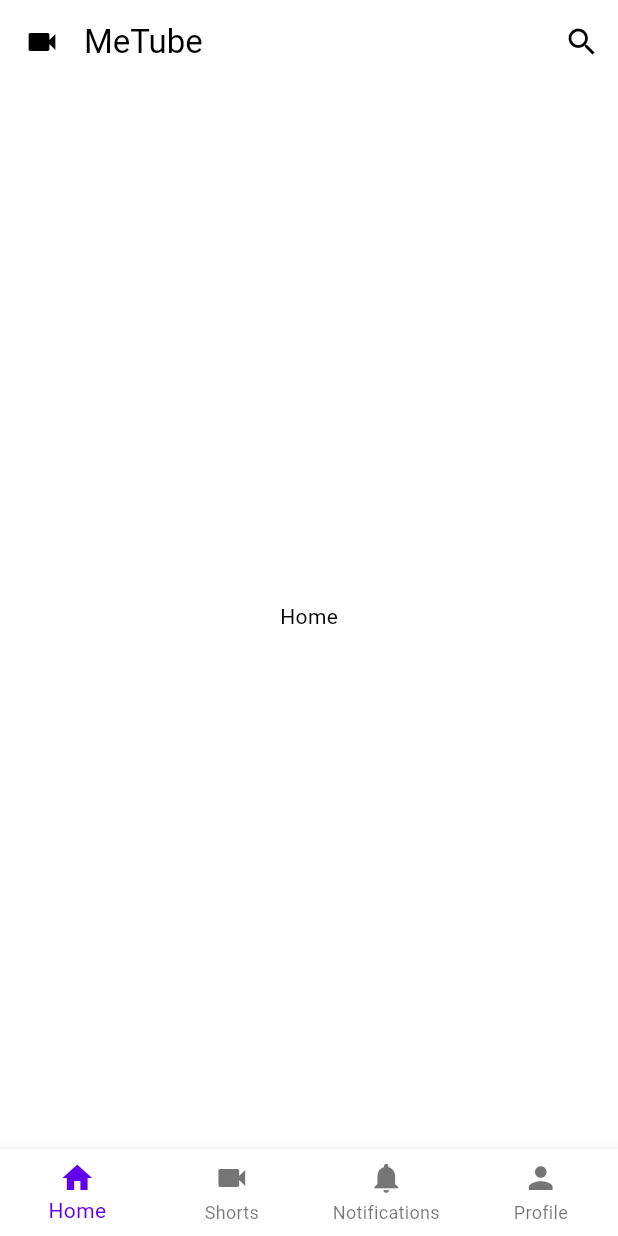
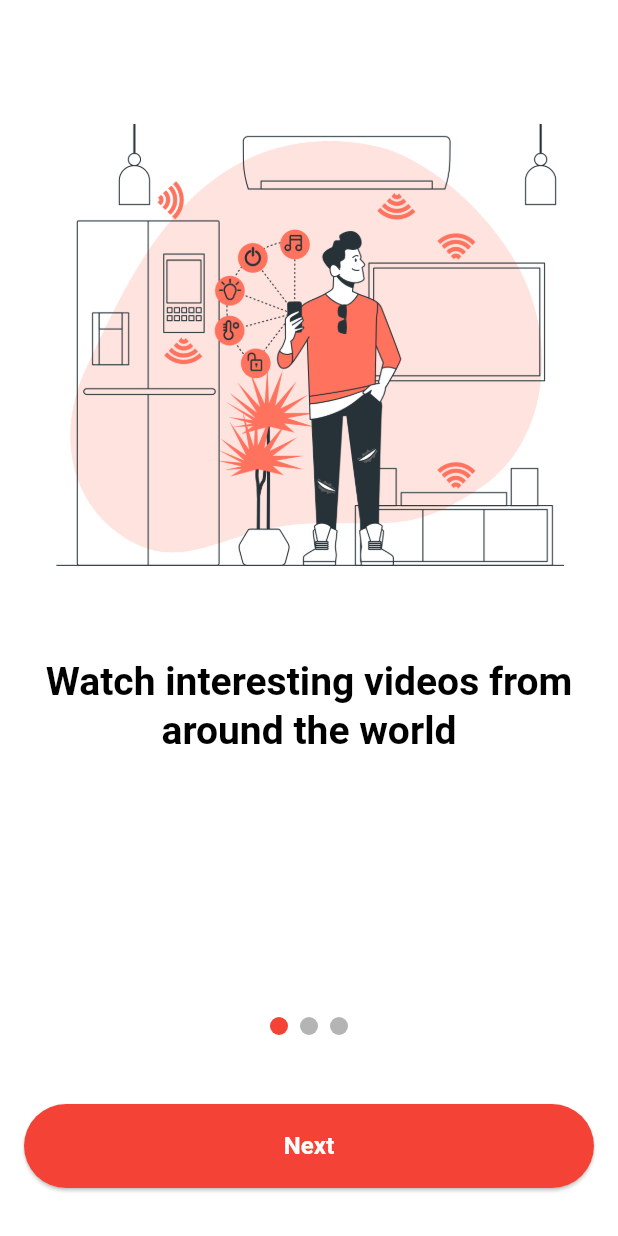
Before and after one commit to ntandat64dev/video-sharing-app, a Flutter app: the screen it shows after launch, on a phone screen of 412 x 824 dp. Run offline on Flutter 3.47's test engine with Material 3 defaults, Android fonts, the phone set to English and light mode, and no system bars.

Commit message:
Add WelcomeScreen

```diff
--- a/lib/main.dart
+++ b/lib/main.dart
@@ -1,7 +1,7 @@
 import 'package:flutter/material.dart';
-import 'package:video_sharing_app/representation/main_screen.dart';
 import 'package:video_sharing_app/representation/themes/dark_theme.dart';
 import 'package:video_sharing_app/representation/themes/light_theme.dart';
+import 'package:video_sharing_app/representation/welcome_screen.dart';
 
 void main() {
   runApp(const MyApp());
@@ -16,7 +16,7 @@ class MyApp extends StatelessWidget {
       debugShowCheckedModeBanner: false,
       theme: lightTheme,
       darkTheme: darkTheme,
-      home: const MainScreen(),
+      home: const WelcomeScreen(),
     );
   }
 }
--- /dev/null
+++ b/lib/representation/welcome_screen.dart
@@ -0,0 +1,130 @@
+import 'package:flutter/material.dart';
+import 'package:video_sharing_app/representation/main_screen.dart';
+
+class WelcomeScreen extends StatefulWidget {
+  const WelcomeScreen({super.key});
+
+  @override
+  State<WelcomeScreen> createState() => _WelcomeScreenState();
+}
+
+class _WelcomeScreenState extends State<WelcomeScreen> with TickerProviderStateMixin {
+  late PageController _pageViewController;
+  late TabController _tabController;
+  var _currentPageIndex = 0;
+
+  @override
+  void initState() {
+    super.initState();
+    _pageViewController = PageController(initialPage: _currentPageIndex);
+    _tabController = TabController(length: 3, vsync: this);
+  }
+
+  @override
+  void dispose() {
+    _pageViewController.dispose();
+    _tabController.dispose();
+    super.dispose();
+  }
+
+  @override
+  Widget build(BuildContext context) {
+    final backgroundColor = Theme.of(context).colorScheme.background;
+    return Scaffold(
+      appBar: AppBar(backgroundColor: backgroundColor),
+      backgroundColor: backgroundColor,
+      body: Column(
+        children: [
+          Expanded(
+            child: PageView(
+              physics: const NeverScrollableScrollPhysics(),
+              controller: _pageViewController,
+              children: <Widget>[
+                Container(
+                  color: backgroundColor,
+                  child: Column(
+                    children: [
+                      Image.asset('assets/images/smart_home_bro.png', width: 350),
+                      const SizedBox(height: 32),
+                      Text(
+                        'Watch interesting videos from around the world',
+                        textAlign: TextAlign.center,
+                        style: Theme.of(context).textTheme.titleLarge!.copyWith(
+                              fontSize: 26,
+                              fontWeight: FontWeight.bold,
+                            ),
+                      ),
+                    ],
+                  ),
+                ),
+                Container(
+                  color: backgroundColor,
+                  child: Column(
+                    children: [
+                      Image.asset('assets/images/smart_home_cuate.png', width: 350),
+                      const SizedBox(height: 32),
+                      Text(
+                        'Watch interesting videos easily from your smartphone',
+                        textAlign: TextAlign.center,
+                        style: Theme.of(context).textTheme.titleLarge!.copyWith(
+                              fontSize: 26,
+                              fontWeight: FontWeight.bold,
+                            ),
+                      ),
+                    ],
+                  ),
+                ),
+                Container(
+                  color: backgroundColor,
+                  child: Column(
+                    children: [
+                      Image.asset('assets/images/smart_home_pana.png', width: 350),
+                      const SizedBox(height: 32),
+                      Text(
+                        'Let\'s explore videos around the world with MeTube now!',
+                        textAlign: TextAlign.center,
+                        style: Theme.of(context).textTheme.titleLarge!.copyWith(
+                              fontSize: 26,
+                              fontWeight: FontWeight.bold,
+                            ),
+                      ),
+                    ],
+                  ),
+                ),
+              ],
+            ),
+          ),
+          TabPageSelector(
+            controller: _tabController,
+            color: Theme.of(context).colorScheme.onBackground.withAlpha(75),
+            borderStyle: BorderStyle.none,
+            selectedColor: Colors.red,
+          ),
+          const SizedBox(height: 42),
+          SizedBox(
+            width: double.infinity,
+            height: 56,
+            child: Padding(
+              padding: const EdgeInsets.symmetric(horizontal: 16.0),
+              child: ElevatedButton(
+                onPressed: () {
+                  if (_currentPageIndex == 2) {
+                    Navigator.pushReplacement(context, MaterialPageRoute(builder: (context) => const MainScreen()));
+                  } else {
+                    _currentPageIndex++;
+                    _pageViewController.animateToPage(_currentPageIndex, duration: const Duration(milliseconds: 300), curve: Curves.easeInOut);
+                    _tabController.animateTo(_currentPageIndex);
+                    setState(() {});
+                  }
+                },
+                style: ElevatedButton.styleFrom(backgroundColor: Colors.red, foregroundColor: Colors.white),
+                child: Text(_currentPageIndex == 2 ? 'Get Started' : 'Next', style: const TextStyle(fontSize: 16, fontWeight: FontWeight.w700)),
+              ),
+            ),
+          ),
+          const SizedBox(height: 32)
+        ],
+      ),
+    );
+  }
+}
--- a/pubspec.yaml
+++ b/pubspec.yaml
@@ -60,9 +60,8 @@ flutter:
   uses-material-design: true
 
   # To add assets to your application, add an assets section, like this:
-  # assets:
-  #   - images/a_dot_burr.jpeg
-  #   - images/a_dot_ham.jpeg
+  assets:
+    - assets/images/
 
   # An image asset can refer to one or more resolution-specific "variants", see
   # https://flutter.dev/assets-and-images/#resolution-aware
```
Also changed, not shown: assets/images/smart_home_bro.png (added), assets/images/smart_home_cuate.png (added), assets/images/smart_home_pana.png (added).
